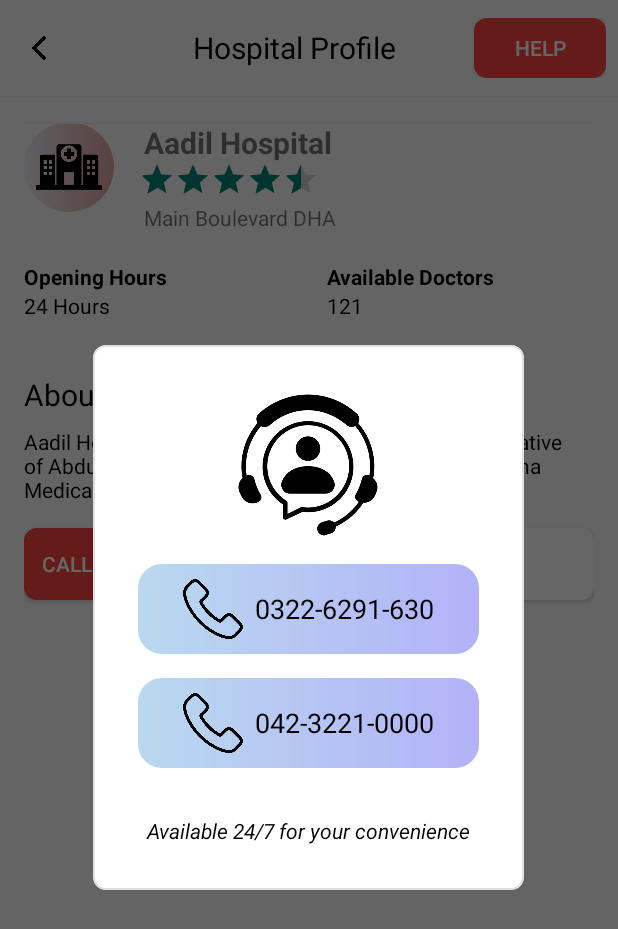
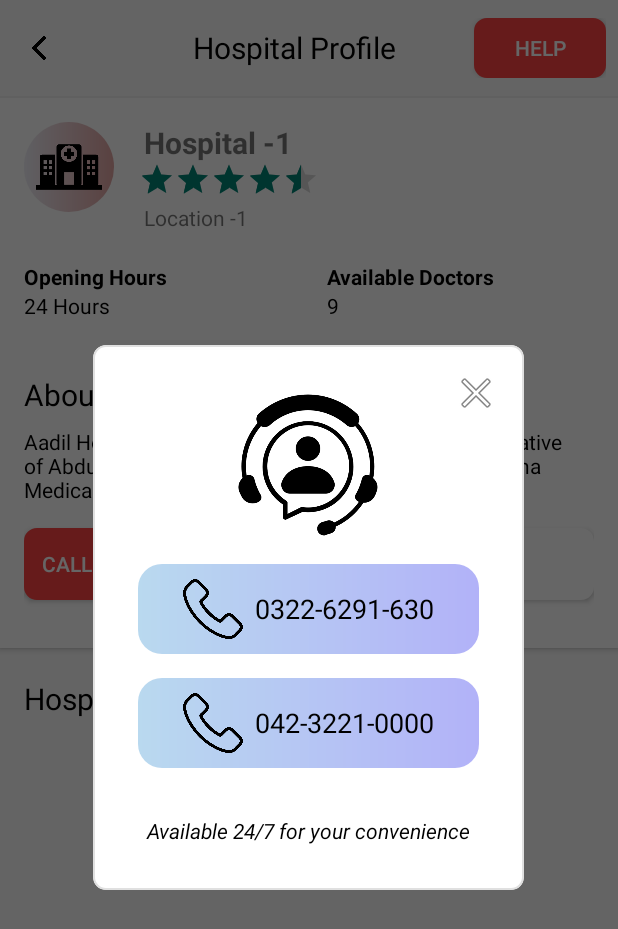
Before and after one commit to zohaibshahid26/DocVision, an Android app: the HospitalProfileActivity screen opened directly, with no data from a screen before it, after a tap on "HELP", on a phone screen of 412 x 824 dp. Shown: the top 929 px of the screen. Run offline under Robolectric (Android 15) with nearby library versions, the phone set to English and light mode, and no system bars.

Commit message:
HospitalLayout

```diff
--- a/app/src/main/java/HospitalAdapter.kt
+++ b/app/src/main/java/HospitalAdapter.kt
@@ -15,6 +15,7 @@ class HospitalAdapter(private val context: Context, private var hospitals: List<
 
     // ViewHolder class to hold the views for each item
     class HospitalViewHolder(view: View) : RecyclerView.ViewHolder(view) {
+        val HospitalIdTextView: TextView = view.findViewById(R.id.hospital_id)
         val hospitalNameTextView: TextView = view.findViewById(R.id.hospital_name)
         val hospitalLocationTextView: TextView = view.findViewById(R.id.hospital_address)
         val openingHoursTextView: TextView = view.findViewById(R.id.opening_hours_time)
@@ -31,6 +32,7 @@ class HospitalAdapter(private val context: Context, private var hospitals: List<
     // Replace the contents of a view (invoked by the layout manager)
     override fun onBindViewHolder(holder: HospitalViewHolder, position: Int) {
         val hospital = hospitals[position]
+        holder.HospitalIdTextView.text = hospital.id.toString()
         holder.hospitalNameTextView.text = hospital.name
         holder.hospitalLocationTextView.text = hospital.location
         holder.openingHoursTextView.text = hospital.openingHours
@@ -40,7 +42,7 @@ class HospitalAdapter(private val context: Context, private var hospitals: List<
         holder.viewProfileButton.setOnClickListener {
             // Start the Profile Activity and pass the hospital's ID or other necessary data
             val intent = Intent(context, HospitalProfileActivity::class.java)
-            intent.putExtra("HOSPITAL_ID", hospital.id) // Assuming Hospital has an id field
+            intent.putExtra("hospitalId", hospital.id) // Assuming Hospital has an id field
             context.startActivity(intent)
         }
     }
--- a/app/src/main/java/com/example/find_a_doctor/BaseActivity.kt
+++ b/app/src/main/java/com/example/find_a_doctor/BaseActivity.kt
@@ -8,6 +8,7 @@ import android.util.Log
 import android.view.LayoutInflater
 import android.widget.Button
 import android.widget.ImageButton
+import android.widget.ImageView
 import android.widget.LinearLayout
 import android.widget.TextView
 import androidx.appcompat.app.AppCompatActivity
@@ -83,6 +84,11 @@ abstract class BaseActivity : AppCompatActivity() {
             val phoneNumber2 = number2TextView.text.toString()
             makePhoneCall(phoneNumber2)
         }
+
+        val closeButton: ImageView = dialog.findViewById(R.id.close_button)
+        closeButton.setOnClickListener {
+            dialog.dismiss() // Close the dialog
+        }
     }
 
     private fun makePhoneCall(phoneNumber: String) {
--- a/app/src/main/java/com/example/find_a_doctor/HospitalProfileActivity.kt
+++ b/app/src/main/java/com/example/find_a_doctor/HospitalProfileActivity.kt
@@ -54,15 +54,17 @@ class HospitalProfileActivity : BaseActivity() {
         Log.d("HospitalProfileActivity", "Map directions button initialized")
 
         // Get the hospital ID from the intent
-        val hospitalId = intent.getStringExtra("HOSPITAL_ID")
+        val hospitalId = intent.getIntExtra("hospitalId", -1) // -1 or any default value
 
         // Fetch hospital details using the ID and update the UI
         fetchHospitalDetails(hospitalId)
     }
 
-    private fun fetchHospitalDetails(hospitalId: String?) {
+    private fun fetchHospitalDetails(hospitalId: Int?) {
         // Simulate fetching hospital details from a data source
         if (hospitalId != null) {
+
+            Log.d("Fetching hospital details for ID: $hospitalId", "Fetching hospital details")
             // Example of hardcoded data, replace this with actual data retrieval logic
             val hospital = getHospitalById(hospitalId)
 
@@ -78,7 +80,7 @@ class HospitalProfileActivity : BaseActivity() {
         }
     }
 
-    private fun getHospitalById(hospitalId: String): Hospital {
+    private fun getHospitalById(hospitalId: Int): Hospital {
         // Replace this with your actual data retrieval logic
         // For demonstration, returning a dummy hospital
         return Hospital(
--- a/app/src/main/res/layout/activity_hospital_profile.xml
+++ b/app/src/main/res/layout/activity_hospital_profile.xml
@@ -3,9 +3,15 @@
     xmlns:tools="http://schemas.android.com/tools"
     android:layout_width="match_parent"
     android:layout_height="match_parent"
-    android:padding="16dp"
     tools:context=".MainActivity">
 
+    <RelativeLayout
+        android:id="@+id/hospital_profile"
+        android:layout_width="match_parent"
+        android:layout_height="wrap_content"
+        android:padding="16dp"
+        android:elevation="2dp"
+        android:background="@android:color/white">
 
     <!-- Hospital Icon -->
     <ImageView
@@ -23,8 +29,6 @@
         android:layout_gravity="center_vertical"
         android:layout_alignParentTop="true"
         />
-
-
 
     <!-- Hospital Name -->
     <TextView
@@ -173,13 +177,26 @@
         android:layout_height="wrap_content"
         android:backgroundTint="@android:color/white"
         android:background="@drawable/rounded_border"
-        android:text="Call Helpline"
+        android:text="Get Map Directions"
         android:textColor="@android:color/holo_red_light"
         android:layout_below="@id/aboutHospital"
         android:layout_toEndOf="@id/btnCallHelpline"
-        android:layout_marginTop="16dp" />
+        android:layout_marginTop="16dp"
+        android:layout_marginBottom="16dp"/>
 
-    <include
-        layout="@layout/horizontal_line" />
+    </RelativeLayout>
+
+    <TextView
+        android:id="@+id/DoctorsLabel"
+        android:layout_width="wrap_content"
+        android:layout_height="wrap_content"
+        android:layout_marginEnd="12dp"
+        android:layout_marginTop="20dp"
+        android:paddingStart="16dp"
+        android:text="Hospital's Doctors"
+        android:layout_below="@id/hospital_profile"
+
+        android:textColor="@android:color/black"
+        android:textSize="20sp" />
 
 </RelativeLayout>
--- a/app/src/main/res/layout/dialog_helpline.xml
+++ b/app/src/main/res/layout/dialog_helpline.xml
@@ -1,11 +1,15 @@
 <?xml version="1.0" encoding="utf-8"?>
-<LinearLayout xmlns:android="http://schemas.android.com/apk/res/android"
+<FrameLayout xmlns:android="http://schemas.android.com/apk/res/android"
+    android:layout_width="match_parent"
+    android:layout_height="wrap_content">
+
+    <!-- Existing content layout -->
+    <LinearLayout
         android:layout_width="match_parent"
         android:layout_height="wrap_content"
         android:orientation="vertical"
         android:background="@drawable/rounded_border"
         android:padding="30dp"
-
         android:gravity="center"
         android:layout_gravity="center_vertical">
 
@@ -28,7 +32,6 @@
             android:paddingHorizontal="30dp"
             android:paddingVertical="10dp"
             android:background="@drawable/rounded_gradient"
-
             android:layout_marginBottom="16dp">
 
             <ImageView
@@ -56,7 +59,6 @@
             android:paddingHorizontal="30dp"
             android:paddingVertical="10dp"
             android:background="@drawable/rounded_gradient"
-
             android:layout_marginBottom="16dp">
 
             <ImageView
@@ -87,3 +89,16 @@
             android:textColor="@android:color/black"
             android:textSize="14sp" />
     </LinearLayout>
+
+    <!-- Close Button -->
+    <ImageView
+        android:id="@+id/close_button"
+        android:layout_width="wrap_content"
+        android:layout_height="wrap_content"
+        android:layout_gravity="top|end"
+        android:layout_margin="16dp"
+        android:src="@android:drawable/ic_menu_close_clear_cancel"
+        android:clickable="true"
+        android:focusable="true"/>
+
+</FrameLayout>
```
Also changed, not shown: app/src/main/java/com/example/find_a_doctor/MainActivity.kt (+78 -55 lines), app/src/main/res/drawable/ic_close.xml (added, +11 -0 lines), app/src/main/res/layout/list_item_hospital.xml (+9 -0 lines), app/src/main/res/menu/activity_main_drawer.xml (deleted, +0 -20 lines), app/src/main/res/navigation/mobile_navigation.xml (deleted, +0 -25 lines). Lines whose indentation alone changed are shown as unchanged.
